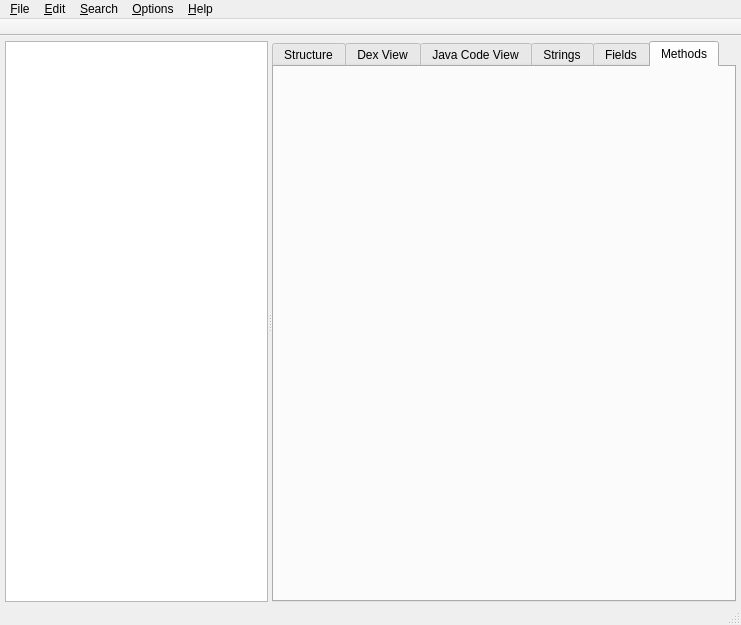
Above: ui/mainwindow.ui from AnwarMohamed/dexpire before the change. Below: the same form after it.
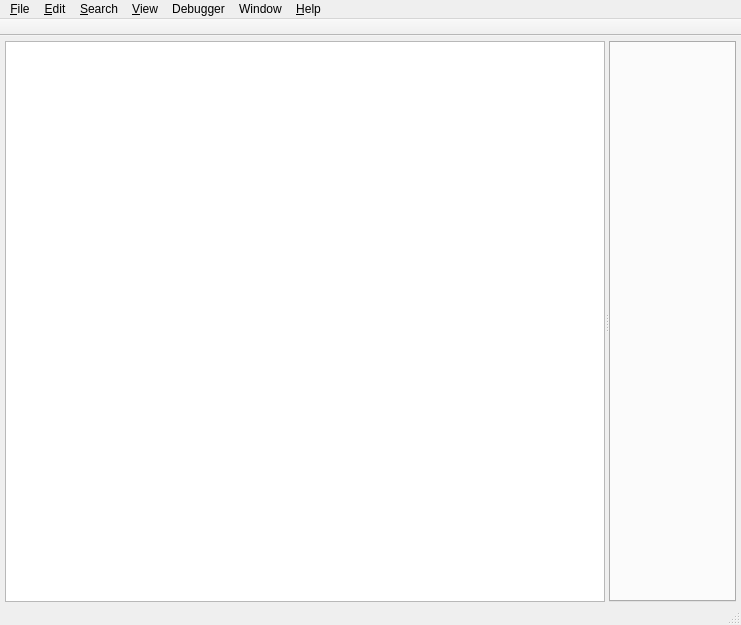
That is the form after the change. Icons and pictures are not drawn.

Diff of the .ui file:
```diff
--- a/ui/mainwindow.ui
+++ b/ui/mainwindow.ui
@@ -35,7 +35,16 @@
     <property name="orientation">
      <enum>Qt::Horizontal</enum>
     </property>
+    <property name="handleWidth">
+     <number>4</number>
+    </property>
     <widget class="QTreeView" name="treeView">
+     <property name="sizePolicy">
+      <sizepolicy hsizetype="Preferred" vsizetype="Preferred">
+       <horstretch>0</horstretch>
+       <verstretch>0</verstretch>
+      </sizepolicy>
+     </property>
      <property name="frameShape">
       <enum>QFrame::StyledPanel</enum>
      </property>
@@ -56,45 +65,21 @@
      <property name="currentIndex">
       <number>5</number>
      </property>
-     <property name="elideMode">
-      <enum>Qt::ElideNone</enum>
+     <property name="iconSize">
+      <size>
+       <width>10</width>
+       <height>10</height>
+      </size>
      </property>
      <property name="usesScrollButtons">
-      <bool>false</bool>
+      <bool>true</bool>
+     </property>
+     <property name="tabsClosable">
+      <bool>true</bool>
      </property>
      <property name="movable">
       <bool>true</bool>
      </property>
-     <widget class="QWidget" name="tabStructure">
-      <attribute name="title">
-       <string>Structure</string>
-      </attribute>
-     </widget>
-     <widget class="QWidget" name="tabDex">
-      <attribute name="title">
-       <string>Dex View</string>
-      </attribute>
-     </widget>
-     <widget class="QWidget" name="tabJava">
-      <attribute name="title">
-       <string>Java Code View</string>
-      </attribute>
-     </widget>
-     <widget class="QWidget" name="tabStrings">
-      <attribute name="title">
-       <string>Strings</string>
-      </attribute>
-     </widget>
-     <widget class="QWidget" name="tabFields">
-      <attribute name="title">
-       <string>Fields</string>
-      </attribute>
-     </widget>
-     <widget class="QWidget" name="tabMethods">
-      <attribute name="title">
-       <string>Methods</string>
-      </attribute>
-     </widget>
     </widget>
    </widget>
   </widget>
@@ -122,20 +107,66 @@
      <string>&amp;Search</string>
     </property>
    </widget>
-   <widget class="QMenu" name="menuOptions">
-    <property name="title">
-     <string>&amp;Options</string>
-    </property>
-   </widget>
    <widget class="QMenu" name="menuHelp">
     <property name="title">
      <string>&amp;Help</string>
     </property>
+    <addaction name="actionUser_Manual"/>
+    <addaction name="separator"/>
+    <addaction name="actionAbout"/>
+   </widget>
+   <widget class="QMenu" name="menuView">
+    <property name="title">
+     <string>&amp;View</string>
+    </property>
+    <widget class="QMenu" name="menuDex_Structure">
+     <property name="title">
+      <string>Dex Structure</string>
+     </property>
+     <property name="icon">
+      <iconset resource="icons.qrc">
+       <normaloff>:/icons/dex.png</normaloff>:/icons/dex.png</iconset>
+     </property>
+     <addaction name="actionStructure_Map"/>
+     <addaction name="actionDex_Disassembly"/>
+     <addaction name="actionJava_Source"/>
+     <addaction name="separator"/>
+     <addaction name="actionStrings_Table"/>
+     <addaction name="actionTypes_Table"/>
+     <addaction name="actionMethods_Table"/>
+     <addaction name="actionFields_Table"/>
+    </widget>
+    <widget class="QMenu" name="menuAPK_Structure">
+     <property name="title">
+      <string>APK Structure</string>
+     </property>
+     <property name="icon">
+      <iconset resource="icons.qrc">
+       <normaloff>:/icons/package_obj.png</normaloff>:/icons/package_obj.png</iconset>
+     </property>
+     <addaction name="actionAndroid_Manifest"/>
+     <addaction name="actionResources"/>
+     <addaction name="actionCertificates"/>
+    </widget>
+    <addaction name="menuAPK_Structure"/>
+    <addaction name="menuDex_Structure"/>
+   </widget>
+   <widget class="QMenu" name="menuDebugger">
+    <property name="title">
+     <string>Debugger</string>
+    </property>
+   </widget>
+   <widget class="QMenu" name="menuWindow">
+    <property name="title">
+     <string>Window</string>
+    </property>
    </widget>
    <addaction name="menuFile"/>
    <addaction name="menuEdit"/>
    <addaction name="menuSearch"/>
-   <addaction name="menuOptions"/>
+   <addaction name="menuView"/>
+   <addaction name="menuDebugger"/>
+   <addaction name="menuWindow"/>
    <addaction name="menuHelp"/>
   </widget>
   <widget class="QToolBar" name="mainToolBar">
```
Left out of the diff: 212 changed lines with no effect on the pictures.
